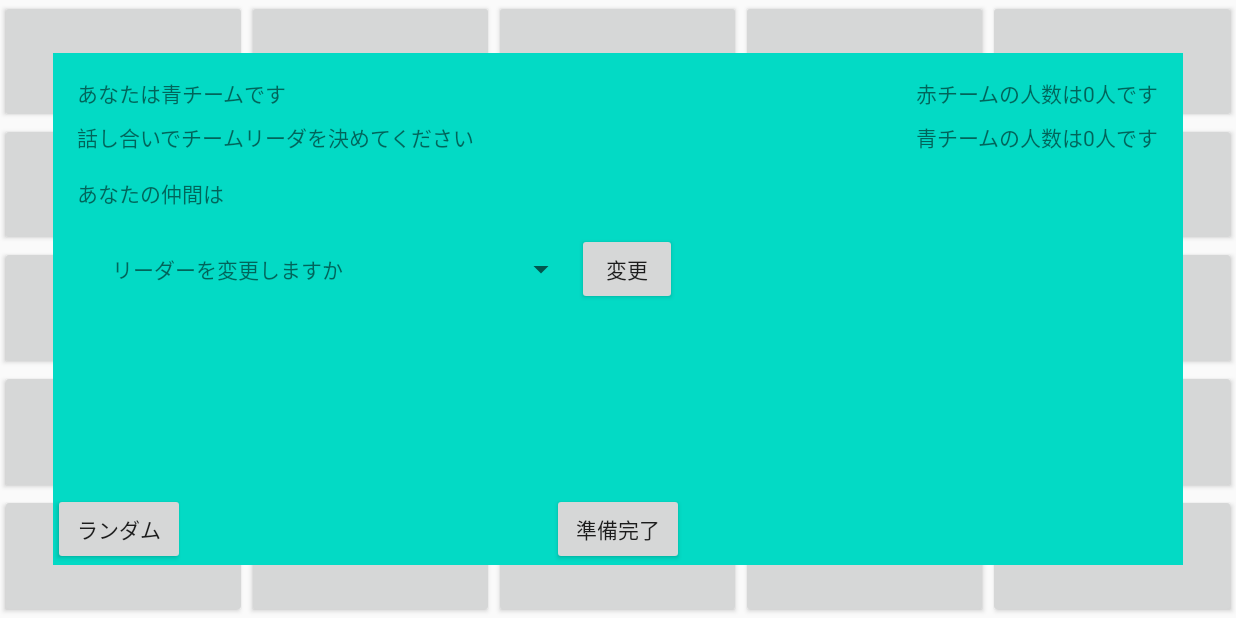
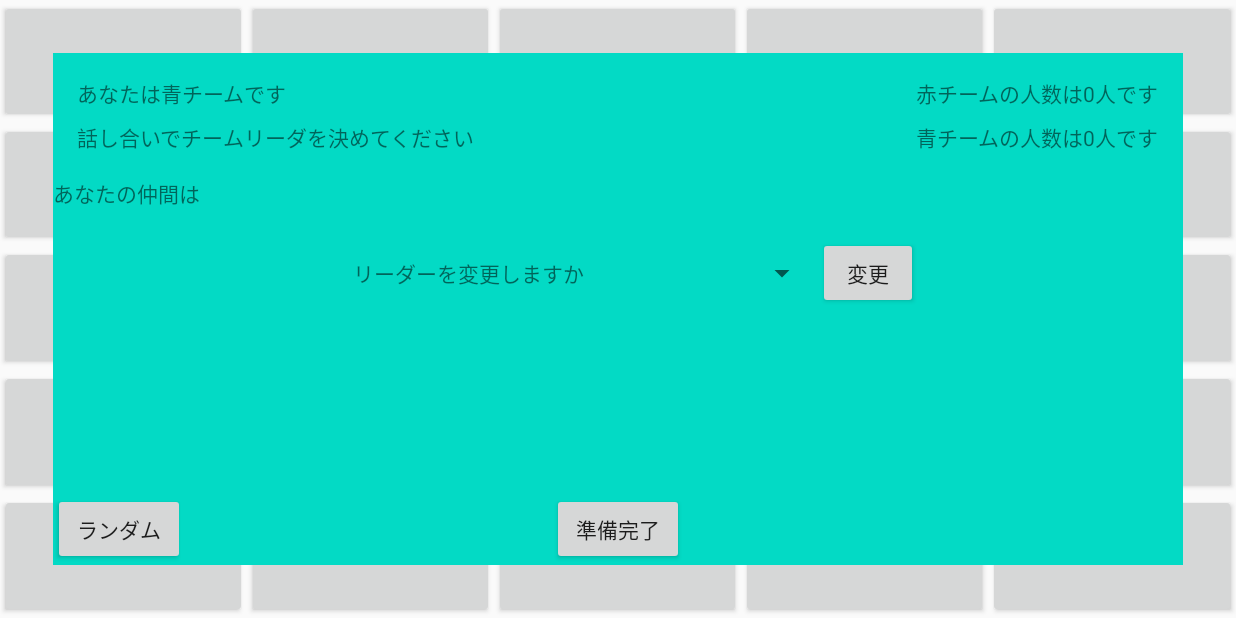
Before and after one commit to yukari00/Codename, an Android app: the fragment GameSettingFragment placed in its activity, on a phone screen of 824 x 412 dp (held sideways). Run offline under Robolectric (Android 15) with nearby library versions, the phone set to English and light mode, and no system bars; our stand-ins replace Firebase (no records; nobody signed in at launch, a user with empty details on screens opened directly); 3 statements that could not run were skipped.

Commit message:
ゲーム設定フラグメント画面レイアウト修正

```diff
--- a/app/src/main/res/layout/fragment_game_setting.xml
+++ b/app/src/main/res/layout/fragment_game_setting.xml
@@ -27,13 +27,15 @@
         app:layout_constraintStart_toStartOf="parent"
         app:layout_constraintTop_toBottomOf="@id/text_tell_which_team" />
 
+
     <LinearLayout
         android:id="@+id/linear"
-        android:layout_width="300dp"
-        android:layout_height="wrap_content"
-        android:layout_marginStart="16dp"
+        android:layout_width="0dp"
+        android:layout_height="0dp"
         android:layout_marginTop="16dp"
         android:orientation="horizontal"
+        app:layout_constraintBottom_toTopOf="@+id/linearLayout"
+        app:layout_constraintEnd_toEndOf="parent"
         app:layout_constraintStart_toStartOf="parent"
         app:layout_constraintTop_toBottomOf="@id/text_if_leader">
 
@@ -50,14 +52,16 @@
             android:text="" />
     </LinearLayout>
 
-
     <LinearLayout
+        android:id="@+id/linearLayout"
         android:layout_width="400dp"
         android:layout_height="wrap_content"
         android:layout_margin="16dp"
         android:orientation="horizontal"
+        app:layout_constraintBottom_toTopOf="@+id/btn_prepared"
+        app:layout_constraintEnd_toEndOf="parent"
         app:layout_constraintStart_toStartOf="parent"
-        app:layout_constraintTop_toBottomOf="@id/linear">
+        app:layout_constraintTop_toTopOf="parent">
 
         <TextView
             android:id="@+id/textView2"
```
